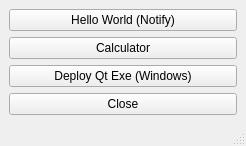
Above: src/mainwindow.ui from Darkcl0ud/Gouda before the change. Below: the same form after it.
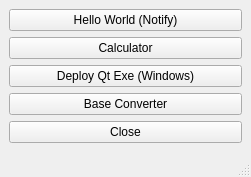
That is the form after the change.

Commit message: Base Conversions Error checking added

Diff of the .ui file:
```diff
--- a/src/mainwindow.ui
+++ b/src/mainwindow.ui
@@ -6,8 +6,8 @@
    <rect>
     <x>0</x>
     <y>0</y>
-    <width>246</width>
-    <height>146</height>
+    <width>251</width>
+    <height>177</height>
    </rect>
   </property>
   <property name="sizePolicy">
@@ -61,6 +61,13 @@
       </property>
      </widget>
     </item>
+    <item row="3" column="1">
+     <widget class="QPushButton" name="BaseConverter">
+      <property name="text">
+       <string>Base Converter</string>
+      </property>
+     </widget>
+    </item>
    </layout>
   </widget>
   <widget class="QStatusBar" name="statusbar"/>
```
Left out of the diff: 2 changed lines with no effect on the pictures. The commit also changes 7 other files.
